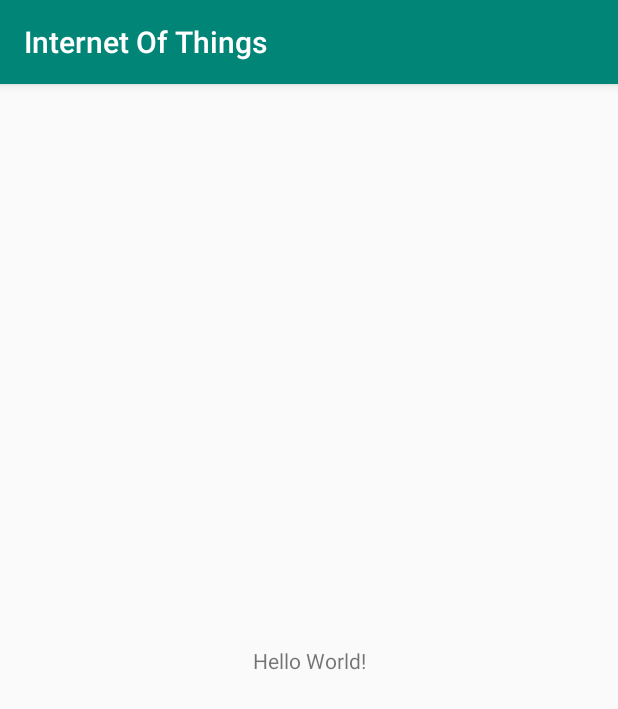
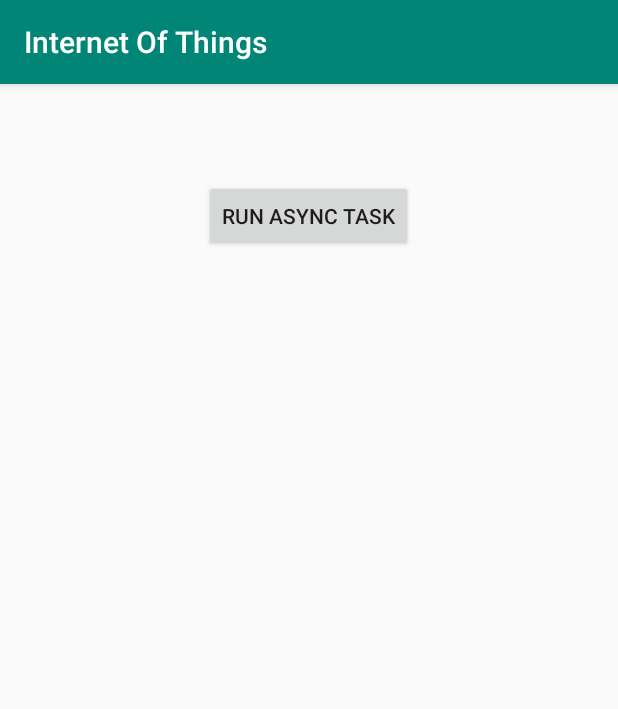
Before and after one commit to bernagg/Android-App-Internet-Of-Things, an Android app: the screen it shows after launch (MainActivity), on a phone screen of 412 x 824 dp. Shown: the top 709 px of the screen. Run offline under Robolectric (Android 15) with nearby library versions, the phone set to English and light mode, and no system bars.

Commit message:
Added initial files && async task

```diff
--- a/app/src/main/AndroidManifest.xml
+++ b/app/src/main/AndroidManifest.xml
@@ -1,7 +1,7 @@
 <?xml version="1.0" encoding="utf-8"?>
 <manifest xmlns:android="http://schemas.android.com/apk/res/android"
     package="upf.internetofthings" >
-
+    <uses-permission android:name="android.permission.INTERNET" />
     <application
         android:allowBackup="true"
         android:icon="@mipmap/ic_launcher"
--- a/app/src/main/res/layout/activity_main.xml
+++ b/app/src/main/res/layout/activity_main.xml
@@ -1,19 +1,23 @@
 <?xml version="1.0" encoding="utf-8"?>
-<android.support.constraint.ConstraintLayout
-    xmlns:android="http://schemas.android.com/apk/res/android"
+
+<RelativeLayout xmlns:android="http://schemas.android.com/apk/res/android"
     xmlns:tools="http://schemas.android.com/tools"
-    xmlns:app="http://schemas.android.com/apk/res-auto"
     android:layout_width="match_parent"
     android:layout_height="match_parent"
-    tools:context=".MainActivity">
+    tools:context=".MainActivity" >
 
-    <TextView
+    <Button
+        android:id="@+id/btn_run_main"
         android:layout_width="wrap_content"
         android:layout_height="wrap_content"
-        android:text="Hello World!"
-        app:layout_constraintBottom_toBottomOf="parent"
-        app:layout_constraintLeft_toLeftOf="parent"
-        app:layout_constraintRight_toRightOf="parent"
-        app:layout_constraintTop_toTopOf="parent" />
-
-</android.support.constraint.ConstraintLayout>
+        android:text="Run Async task"
+        android:layout_centerHorizontal="true"
+        android:layout_marginTop="64dp" />
+    <TextView
+        android:id="@+id/tv_result"
+        android:layout_width="wrap_content"
+        android:layout_height="wrap_content"
+        android:textSize="7pt"
+        android:layout_below="@+id/btn_run_main"
+        android:layout_centerHorizontal="true" />
+</RelativeLayout>
```
Also changed, not shown: app/src/main/java/upf/internetofthings/MainActivity.java (+73 -1 lines).
